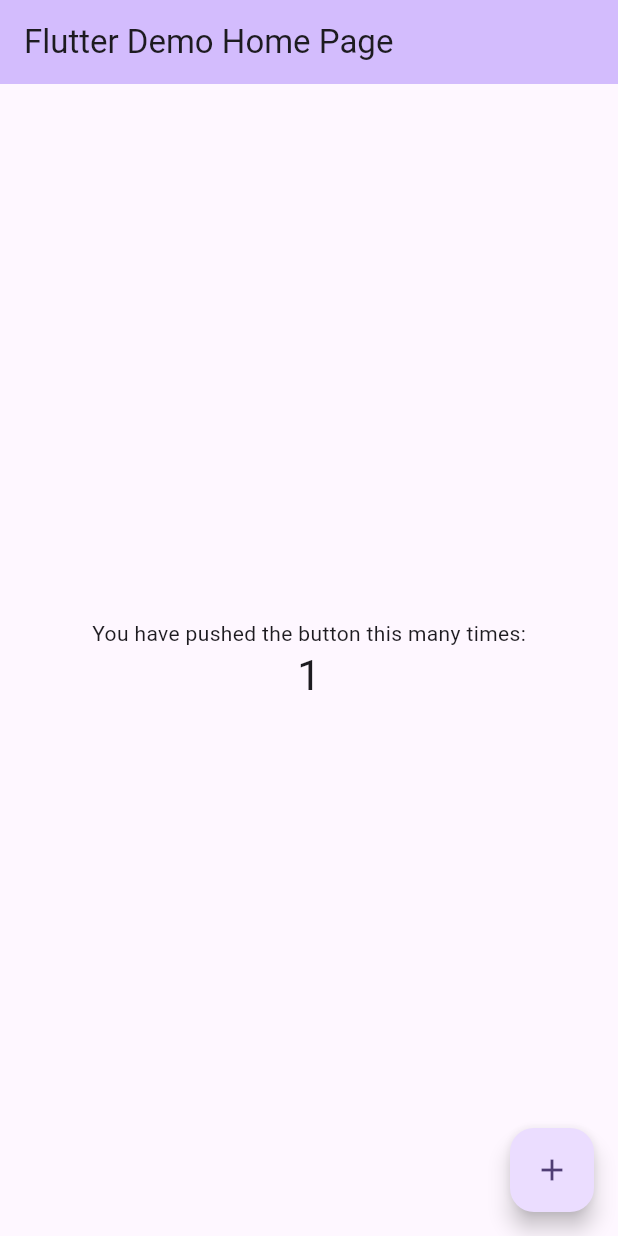
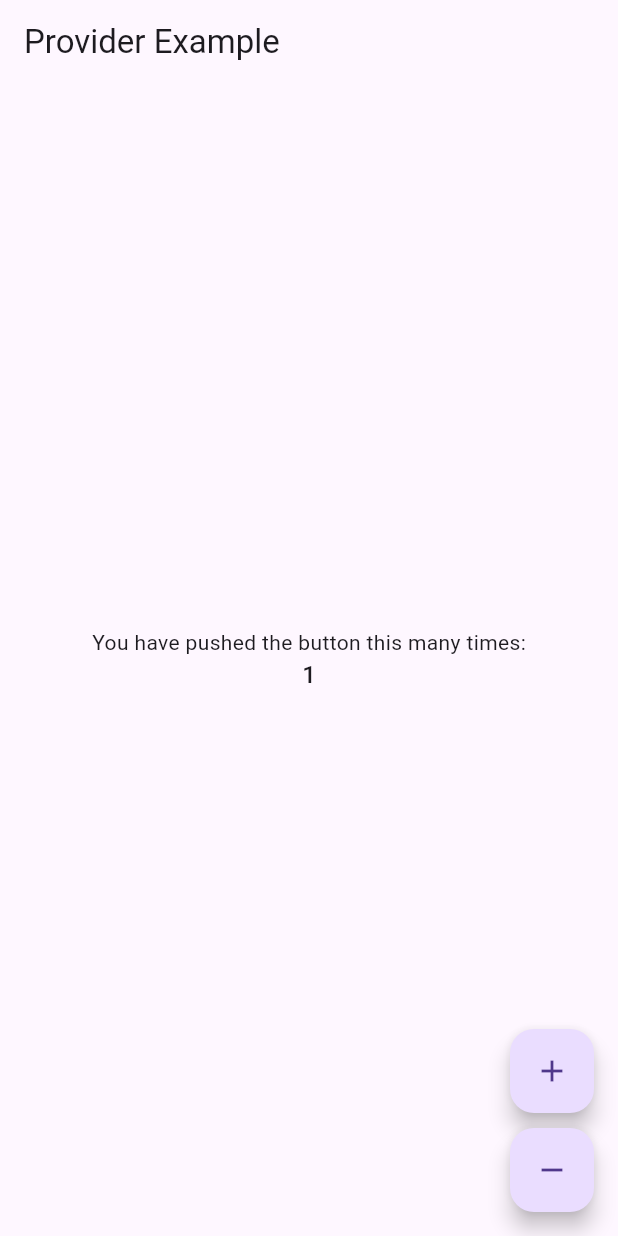
Before and after one commit to chandara-dgc/sample_provider, a Flutter app: the screen it shows after launch, after a tap on the "add" icon, on a phone screen of 412 x 824 dp. Run offline on Flutter 3.47's test engine with Material 3 defaults, Android fonts, the phone set to English and light mode, and no system bars.

Commit message:
first commit

```diff
--- /dev/null
+++ b/lib/counter.dart
@@ -0,0 +1,17 @@
+import 'package:flutter/foundation.dart';
+
+class Counter with ChangeNotifier {
+  int _count = 0;
+
+  int get count => _count;
+
+  void increment() {
+    _count++;
+    notifyListeners();
+  }
+
+  void decrement() {
+    _count--;
+    notifyListeners();
+  }
+}
--- a/lib/main.dart
+++ b/lib/main.dart
@@ -1,125 +1,70 @@
 import 'package:flutter/material.dart';
+import 'package:provider/provider.dart';
+import 'package:sample_provider/counter.dart';
 
 void main() {
-  runApp(const MyApp());
+  runApp(
+    MultiProvider(
+      providers: [
+        ChangeNotifierProvider(create: (_) => Counter()),
+      ],
+      child: MyApp(),
+    ),
+  );
 }
 
 class MyApp extends StatelessWidget {
-  const MyApp({super.key});
-
-  // This widget is the root of your application.
   @override
   Widget build(BuildContext context) {
     return MaterialApp(
-      title: 'Flutter Demo',
+      title: 'Flutter Provider Demo',
       theme: ThemeData(
-        // This is the theme of your application.
-        //
-        // TRY THIS: Try running your application with "flutter run". You'll see
-        // the application has a purple toolbar. Then, without quitting the app,
-        // try changing the seedColor in the colorScheme below to Colors.green
-        // and then invoke "hot reload" (save your changes or press the "hot
-        // reload" button in a Flutter-supported IDE, or press "r" if you used
-        // the command line to start the app).
-        //
-        // Notice that the counter didn't reset back to zero; the application
-        // state is not lost during the reload. To reset the state, use hot
-        // restart instead.
-        //
-        // This works for code too, not just values: Most code changes can be
-        // tested with just a hot reload.
-        colorScheme: ColorScheme.fromSeed(seedColor: Colors.deepPurple),
-        useMaterial3: true,
+        primarySwatch: Colors.blue,
       ),
-      home: const MyHomePage(title: 'Flutter Demo Home Page'),
+      home: MyHomePage(),
     );
   }
 }
 
-class MyHomePage extends StatefulWidget {
-  const MyHomePage({super.key, required this.title});
-
-  // This widget is the home page of your application. It is stateful, meaning
-  // that it has a State object (defined below) that contains fields that affect
-  // how it looks.
-
-  // This class is the configuration for the state. It holds the values (in this
-  // case the title) provided by the parent (in this case the App widget) and
-  // used by the build method of the State. Fields in a Widget subclass are
-  // always marked "final".
-
-  final String title;
-
-  @override
-  State<MyHomePage> createState() => _MyHomePageState();
-}
-
-class _MyHomePageState extends State<MyHomePage> {
-  int _counter = 0;
-
-  void _incrementCounter() {
-    setState(() {
-      // This call to setState tells the Flutter framework that something has
-      // changed in this State, which causes it to rerun the build method below
-      // so that the display can reflect the updated values. If we changed
-      // _counter without calling setState(), then the build method would not be
-      // called again, and so nothing would appear to happen.
-      _counter++;
-    });
-  }
-
+class MyHomePage extends StatelessWidget {
   @override
   Widget build(BuildContext context) {
-    // This method is rerun every time setState is called, for instance as done
-    // by the _incrementCounter method above.
-    //
-    // The Flutter framework has been optimized to make rerunning build methods
-    // fast, so that you can just rebuild anything that needs updating rather
-    // than having to individually change instances of widgets.
+    final counter = Provider.of<Counter>(context);
+
     return Scaffold(
       appBar: AppBar(
-        // TRY THIS: Try changing the color here to a specific color (to
-        // Colors.amber, perhaps?) and trigger a hot reload to see the AppBar
-        // change color while the other colors stay the same.
-        backgroundColor: Theme.of(context).colorScheme.inversePrimary,
-        // Here we take the value from the MyHomePage object that was created by
-        // the App.build method, and use it to set our appbar title.
-        title: Text(widget.title),
+        title: Text('Provider Example'),
       ),
       body: Center(
-        // Center is a layout widget. It takes a single child and positions it
-        // in the middle of the parent.
         child: Column(
-          // Column is also a layout widget. It takes a list of children and
-          // arranges them vertically. By default, it sizes itself to fit its
-          // children horizontally, and tries to be as tall as its parent.
-          //
-          // Column has various properties to control how it sizes itself and
-          // how it positions its children. Here we use mainAxisAlignment to
-          // center the children vertically; the main axis here is the vertical
-          // axis because Columns are vertical (the cross axis would be
-          // horizontal).
-          //
-          // TRY THIS: Invoke "debug painting" (choose the "Toggle Debug Paint"
-          // action in the IDE, or press "p" in the console), to see the
-          // wireframe for each widget.
           mainAxisAlignment: MainAxisAlignment.center,
           children: <Widget>[
-            const Text(
+            Text(
               'You have pushed the button this many times:',
             ),
             Text(
-              '$_counter',
-              style: Theme.of(context).textTheme.headlineMedium,
+              '${counter.count}',
+              style: Theme.of(context).textTheme.titleMedium,
             ),
           ],
         ),
       ),
-      floatingActionButton: FloatingActionButton(
-        onPressed: _incrementCounter,
-        tooltip: 'Increment',
-        child: const Icon(Icons.add),
-      ), // This trailing comma makes auto-formatting nicer for build methods.
+      floatingActionButton: Column(
+        mainAxisAlignment: MainAxisAlignment.end,
+        children: [
+          FloatingActionButton(
+            onPressed: counter.increment,
+            tooltip: 'Increment',
+            child: Icon(Icons.add),
+          ),
+          SizedBox(height: 10),
+          FloatingActionButton(
+            onPressed: counter.decrement,
+            tooltip: 'Decrement',
+            child: Icon(Icons.remove),
+          ),
+        ],
+      ),
     );
   }
 }
--- a/pubspec.yaml
+++ b/pubspec.yaml
@@ -35,6 +35,7 @@ dependencies:
   # The following adds the Cupertino Icons font to your application.
   # Use with the CupertinoIcons class for iOS style icons.
   cupertino_icons: ^1.0.6
+  provider: ^6.1.2
 
 dev_dependencies:
   flutter_test:
```
Also changed, not shown: pubspec.lock.
